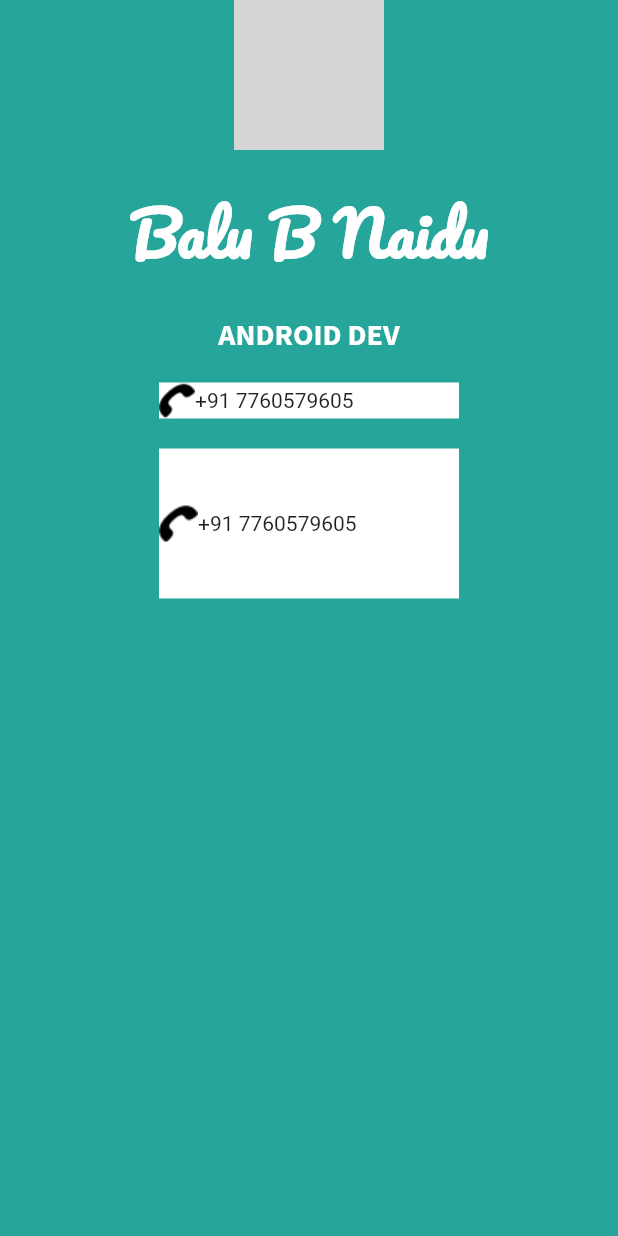
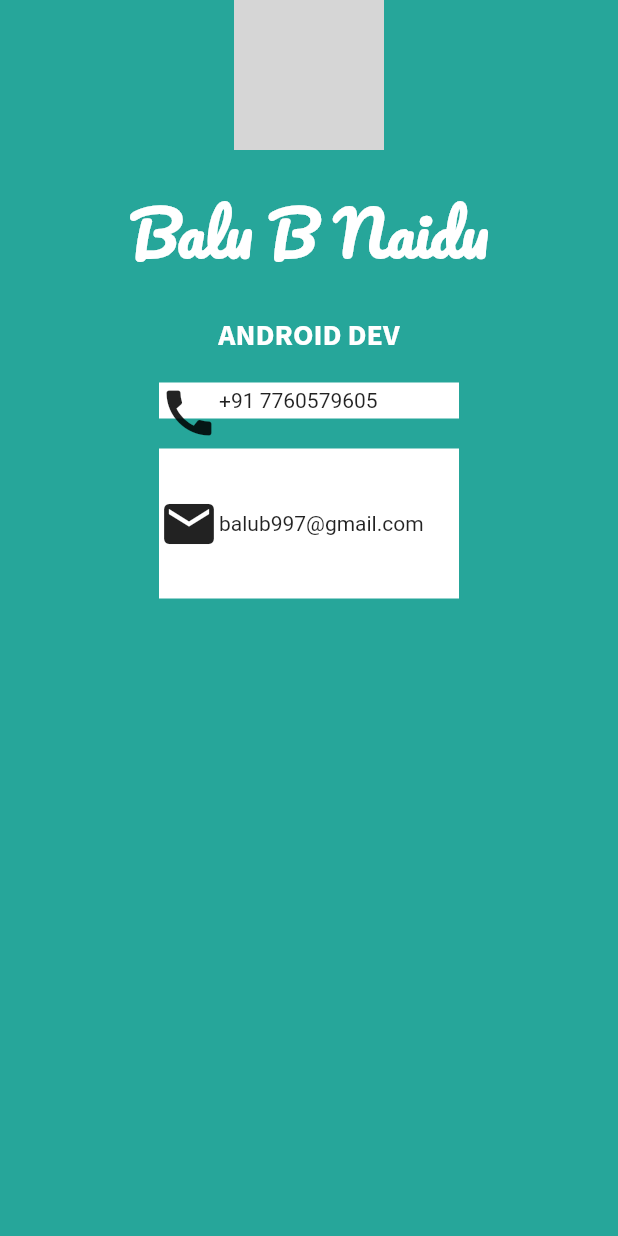
Before and after one commit to balub/Flutter_Business_Card, a Flutter app: the screen it shows after launch, on a phone screen of 412 x 824 dp. Run offline on Flutter 3.47's test engine with Material 2 defaults, Android fonts, the phone set to English and light mode, and no system bars; network calls fail; grey boxes are pictures that could not be loaded.

Commit message:
added icons

```diff
--- a/lib/main.dart
+++ b/lib/main.dart
@@ -48,8 +48,9 @@ class MyApp extends StatelessWidget {
                   color: Colors.white,
                   child: Row(
                     children: <Widget>[
-                      Container(
-                        child: Image.asset('images/1.png'),
+                      Icon(
+                        Icons.call,
+                        size: 40,
                       ),
                       Container(
                         child: Text('+91 7760579605'),
@@ -64,11 +65,12 @@ class MyApp extends StatelessWidget {
                   color: Colors.white,
                   child: Row(
                     children: <Widget>[
-                      Container(
-                        child: Image.asset('images/1.png'),
+                      Icon(
+                        Icons.mail,
+                        size: 40,
                       ),
                       Container(
-                        child: Text('+91 7760579605'),
+                        child: Text('balub997@gmail.com'),
                       ),
                     ],
                   ),
```
